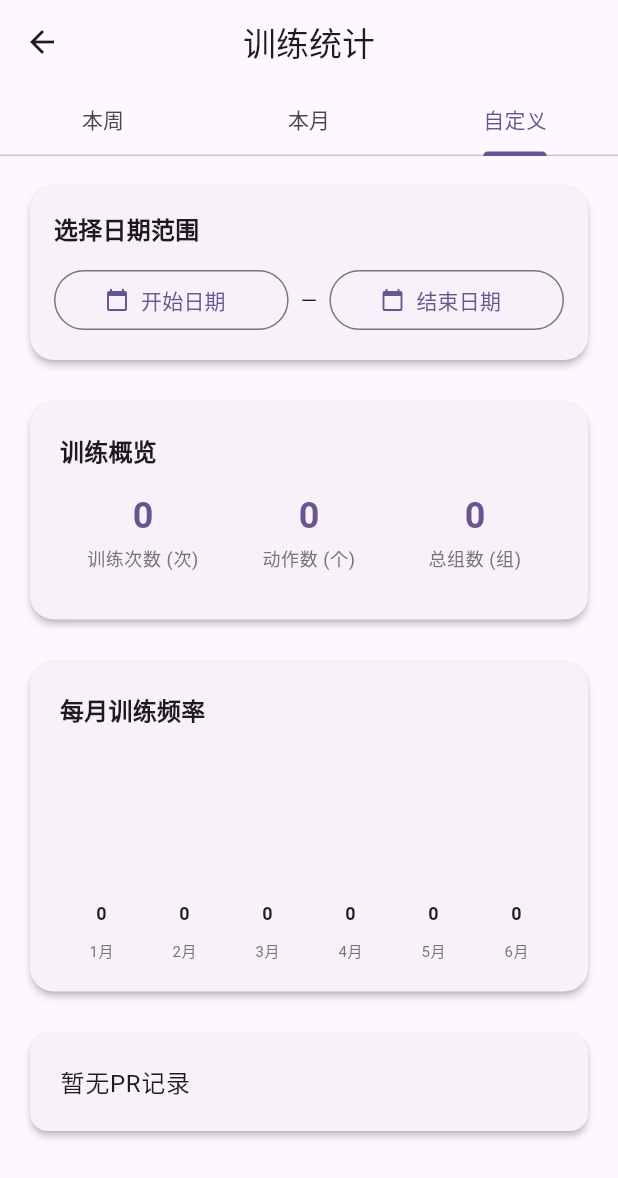
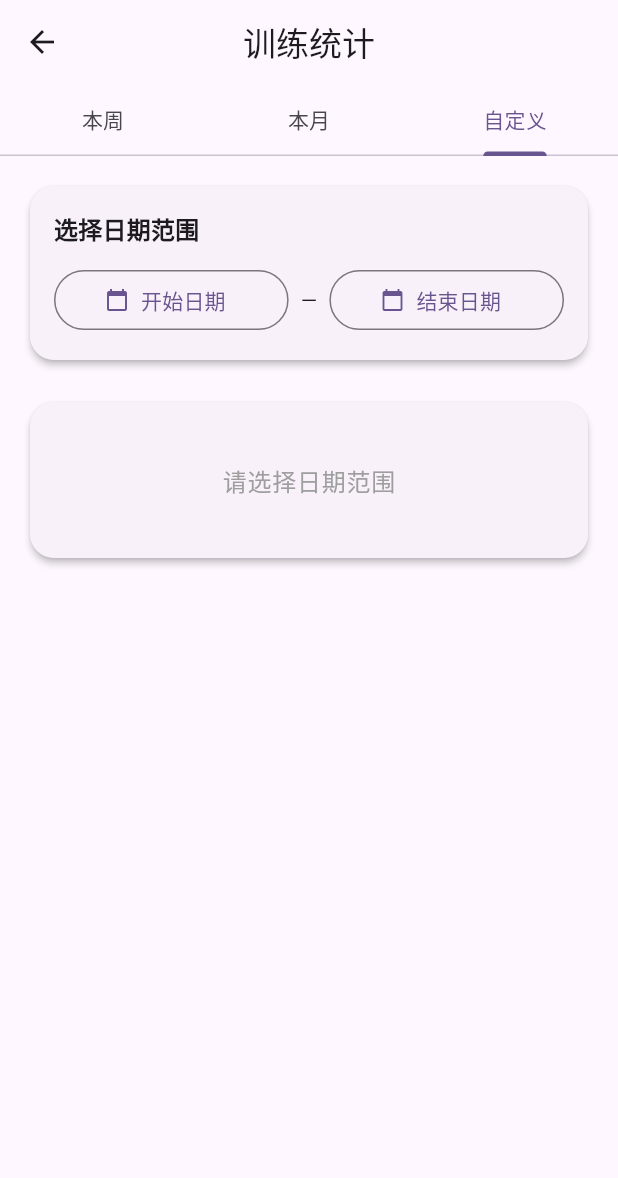
Before and after one commit to biin95/FitTimer, a Flutter app: the StatsScreen screen opened directly, tab 3 chosen, on a phone screen of 412 x 824 dp. Shown: the top 1178 px of the screen. Run offline on Flutter 3.47's test engine with Material 3 defaults, Android fonts, the light colour scheme and no system bars; our stand-ins replace file_picker, flutter_local_notifications, shared_preferences, sqflite; accounts and stored records are empty; network calls fail.

Commit message:
自定义统计：未选日期时显示占位提示，去掉频率图，选日期后再加载数据

```diff
--- a/lib/screens/stats_screen.dart
+++ b/lib/screens/stats_screen.dart
@@ -91,6 +91,20 @@ class _StatsScreenState extends State<StatsScreen> with SingleTickerProviderStat
   }
 
   Future<void> _loadStats() async {
+    // 自定义模式下未选择日期范围时不加载数据
+    if (_period == _Period.custom && (_customStart == null || _customEnd == null)) {
+      setState(() {
+        _loading = false;
+        _trainingCount = 0;
+        _totalExercises = 0;
+        _totalSets = 0;
+        _totalVolume = 0;
+        _prRecords = {};
+        _customDayCounts = [];
+      });
+      return;
+    }
+
     setState(() => _loading = true);
 
     final range = _currentRange;
@@ -403,6 +417,7 @@ class _StatsScreenState extends State<StatsScreen> with SingleTickerProviderStat
 
   Widget _buildCustomView(ThemeData theme) {
     final dateFormat = DateFormat('yyyy/MM/dd');
+    final hasRange = _customStart != null && _customEnd != null;
 
     return RefreshIndicator(
       onRefresh: _loadStats,
@@ -411,15 +426,25 @@ class _StatsScreenState extends State<StatsScreen> with SingleTickerProviderStat
         children: [
           _buildCustomDatePickers(dateFormat, theme),
           const SizedBox(height: 20),
-          _buildSummaryCard(theme),
-          const SizedBox(height: 20),
-          if (_customStart != null && _customEnd != null) ...[
-            _buildCustomDayChart(theme),
+          if (!hasRange) ...[
+            Card(
+              elevation: 2,
+              shape: RoundedRectangleBorder(borderRadius: BorderRadius.circular(16)),
+              child: Padding(
+                padding: const EdgeInsets.symmetric(vertical: 40, horizontal: 20),
+                child: Center(
+                  child: Text(
+                    '请选择日期范围',
+                    style: theme.textTheme.bodyLarge?.copyWith(color: Colors.grey[500]),
+                  ),
+                ),
+              ),
+            ),
+          ] else ...[
+            _buildSummaryCard(theme),
             const SizedBox(height: 20),
+            _buildPRSection(theme),
           ],
-          _buildMonthlyChart(theme),
-          const SizedBox(height: 20),
-          _buildPRSection(theme),
         ],
       ),
     );
```
